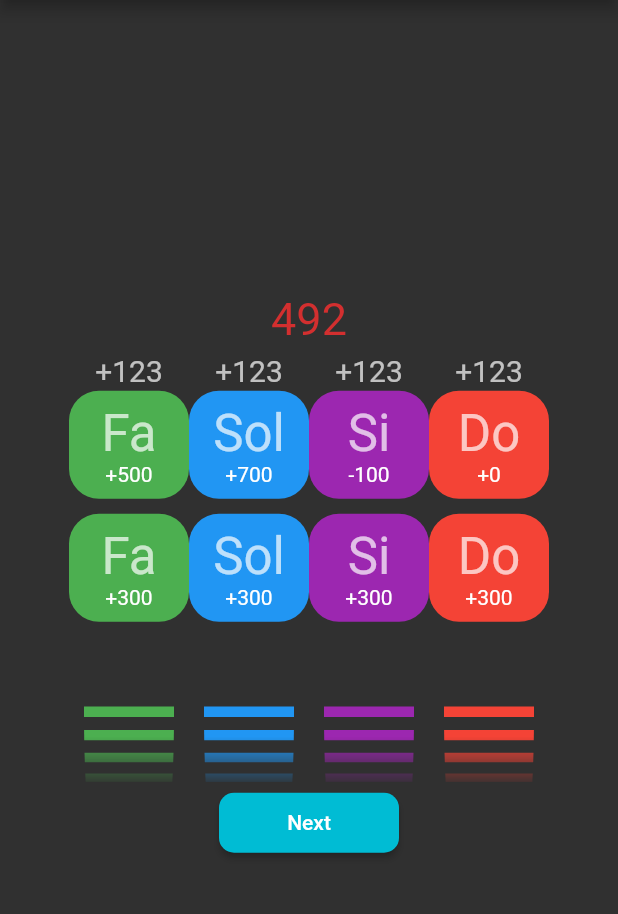
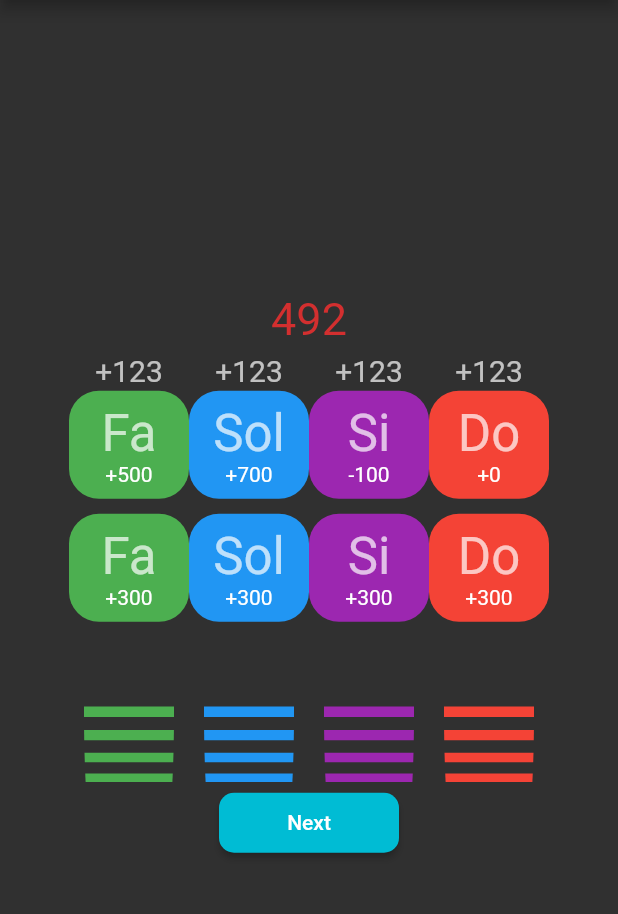
Before and after one commit to agajo/relative-pitch-adjuster, a Flutter app: the screen it shows after launch, on a phone screen of 412 x 824 dp, the part 84-998 px from its top. Run offline on Flutter 3.47's test engine with Material 2 defaults, Android fonts, the phone set to English and light mode, and no system bars; missing offline and left inert: dart:js.

Commit message:
removed ShaderMask and GoogleFonts

```diff
--- a/lib/game_view.dart
+++ b/lib/game_view.dart
@@ -1,5 +1,4 @@
 import 'package:flutter/material.dart';
-import 'package:google_fonts/google_fonts.dart';
 import 'package:provider/provider.dart';
 import 'package:relative_pitch_adjuster/question_note.dart';
 import 'package:relative_pitch_adjuster/solfege_constants.dart';
@@ -50,9 +49,8 @@ class AnswerResultGap extends StatelessWidget {
       height: 40,
       child: Provider.of<AnswerNotifier>(context).didAnswer
           ? Text('492',
-              style: GoogleFonts.balooTamma(
-                  textStyle: TextStyle(
-                      fontSize: 30, color: Theme.of(context).errorColor)))
+              style:
+                  TextStyle(fontSize: 30, color: Theme.of(context).errorColor))
           : const Text('', style: TextStyle(fontSize: 30)),
     );
   }
--- a/lib/note_container.dart
+++ b/lib/note_container.dart
@@ -17,12 +17,13 @@ class NoteContainer extends StatelessWidget {
   final bool _showsCent;
   @override
   Widget build(BuildContext context) {
+    // TODO(madao): I want to just detect "touch". but I can't. still problem.
     return GestureDetector(
-      onTapDown: (_) =>
+      onPanStart: (_) =>
           // TODO(madao): set do4frequency
           Provider.of<JsCaller>(context, listen: false)
               .play(note.frequency(440)),
-      onTapUp: (_) => Provider.of<JsCaller>(context, listen: false).stop(),
+      onPanEnd: (_) => Provider.of<JsCaller>(context, listen: false).stop(),
       child: AnimatedContainer(
         duration: const Duration(milliseconds: 100),
         width: 80,
--- a/lib/question_note.dart
+++ b/lib/question_note.dart
@@ -1,5 +1,4 @@
 import 'package:flutter/material.dart';
-import 'package:google_fonts/google_fonts.dart';
 import 'package:provider/provider.dart';
 import 'package:relative_pitch_adjuster/game_view.dart';
 import 'package:relative_pitch_adjuster/note_container.dart';
@@ -16,9 +15,7 @@ class QuestionNote extends StatelessWidget {
           height: 25,
           child: Provider.of<AnswerNotifier>(context).didAnswer
               ? Text('+123',
-                  style: GoogleFonts.balooTamma(
-                      fontSize: 20,
-                      textStyle: TextStyle(color: Colors.white70)))
+                  style: TextStyle(fontSize: 20, color: Colors.white70))
               : const Text('', style: TextStyle(fontSize: 20)),
         ),
         NoteContainer(
@@ -33,22 +30,6 @@ class QuestionNote extends StatelessWidget {
         ),
         Padding(
           padding: const EdgeInsets.only(top: 10),
-          child: ShaderMask(
-            blendMode: BlendMode.dstIn,
-            shaderCallback: (bounds) {
-              return LinearGradient(
-                begin: Alignment.topCenter,
-                end: Alignment.bottomCenter,
-                colors: <Color>[
-                  Colors.transparent,
-                  Colors.white,
-                  Colors.white,
-                  Colors.transparent,
-                ],
-              ).createShader(
-                bounds.shift(-bounds.topLeft),
-              );
-            },
           child: SizedBox(
             height: 100,
             width: 60,
@@ -64,7 +45,6 @@ class QuestionNote extends StatelessWidget {
             ),
           ),
         ),
-        ),
       ],
     );
   }
--- a/pubspec.yaml
+++ b/pubspec.yaml
@@ -24,7 +24,6 @@ dependencies:
   # Use with the CupertinoIcons class for iOS style icons.
   cupertino_icons: ^0.1.2
   provider: ^4.0.1
-  google_fonts: ^0.2.0
 
 dev_dependencies:
   flutter_test:
```
Also changed, not shown: pubspec.lock. Lines whose indentation alone changed are shown as unchanged.
